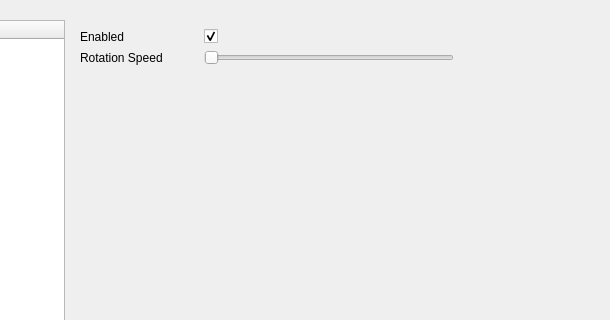
Above: rgat/settingsDialog.ui from ncatlin/rgat before the change; both pictures show x 185 to 795 and y 0 to 320 of the 795 by 765 pixel window. Below: the same form after it.
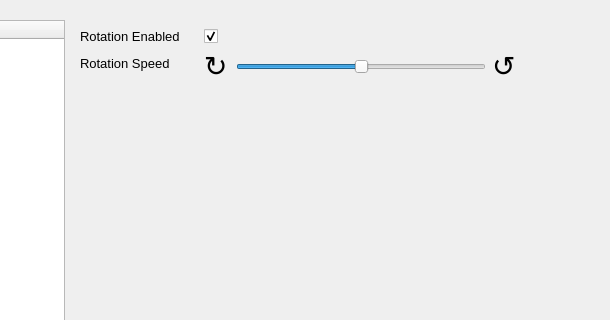
That is the form after the change. The open tabs and pages were chosen to show the change. Custom widgets are drawn as their Qt base class.

Commit message: added preview rotation enable/speed/direction settings

```diff
--- a/rgat/settingsDialog.ui
+++ b/rgat/settingsDialog.ui
@@ -2320,10 +2320,33 @@
           </widget>
           <widget class="QWidget" name="previewSettingsPage">
            <layout class="QFormLayout" name="formLayout">
+            <item row="4" column="0">
+             <widget class="QLabel" name="label_32">
+              <property name="minimumSize">
+               <size>
+                <width>118</width>
+                <height>0</height>
+               </size>
+              </property>
+              <property name="font">
+               <font>
+                <pointsize>10</pointsize>
+               </font>
+              </property>
+              <property name="text">
+               <string>Rotation Speed</string>
+              </property>
+             </widget>
+            </item>
             <item row="0" column="0">
              <widget class="QLabel" name="label_38">
+              <property name="font">
+               <font>
+                <pointsize>10</pointsize>
+               </font>
+              </property>
               <property name="text">
-               <string>Enabled</string>
+               <string>Rotation Enabled</string>
               </property>
              </widget>
             </item>
@@ -2337,32 +2360,65 @@
               </property>
              </widget>
             </item>
-            <item row="2" column="0">
-             <widget class="QLabel" name="label_32">
-              <property name="minimumSize">
+            <item row="4" column="1">
+             <layout class="QHBoxLayout" name="horizontalLayout_9">
+              <item>
+               <widget class="QLabel" name="label_42">
+                <property name="maximumSize">
                <size>
-                <width>118</width>
-                <height>0</height>
-               </size>
-              </property>
+                  <width>26</width>
+                  <height>16777215</height>
+                 </size>
+                </property>
+                <property name="font">
+                 <font>
+                  <pointsize>21</pointsize>
+                 </font>
+                </property>
               <property name="text">
-               <string>Rotation Speed</string>
+                 <string>↻</string>
               </property>
              </widget>
             </item>
-            <item row="2" column="1">
-             <widget class="QSlider" name="horizontalSlider">
+              <item>
+               <widget class="QSlider" name="previewRotationSlider">
               <property name="maximumSize">
                <size>
                 <width>250</width>
                 <height>16777215</height>
                </size>
               </property>
+                <property name="maximum">
+                 <number>200</number>
+                </property>
+                <property name="value">
+                 <number>100</number>
+                </property>
               <property name="orientation">
                <enum>Qt::Horizontal</enum>
               </property>
              </widget>
             </item>
+              <item>
+               <widget class="QLabel" name="label_43">
+                <property name="maximumSize">
+                 <size>
+                  <width>26</width>
+                  <height>16777215</height>
+                 </size>
+                </property>
+                <property name="font">
+                 <font>
+                  <pointsize>21</pointsize>
+                 </font>
+                </property>
+                <property name="text">
+                 <string>↺</string>
+                </property>
+               </widget>
+              </item>
+             </layout>
+            </item>
            </layout>
           </widget>
           <widget class="QWidget" name="instrumentationPage"/>
```
Left out of the diff: 38 changed lines with no effect on the pictures. Lines whose indentation alone changed are shown as unchanged. The commit also changes 6 other files.
